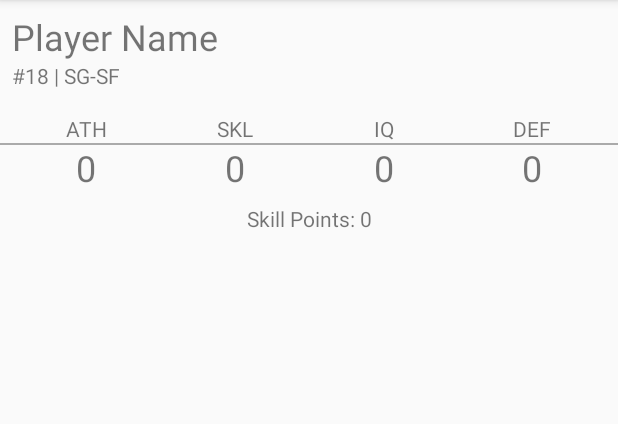
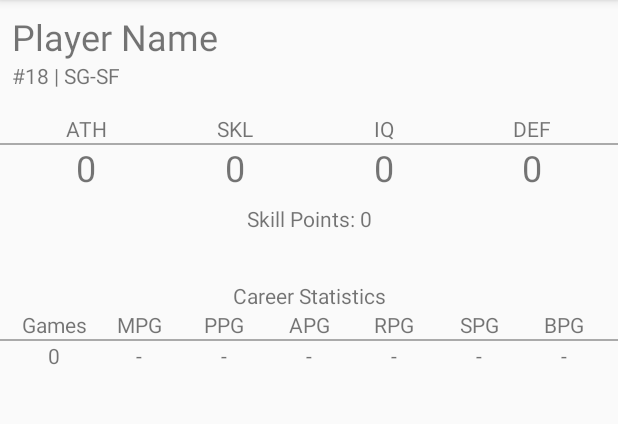
Before and after one commit to ryanmcalpin/basketball-rpg-android, an Android app: the MainActivity screen opened directly, with no data from a screen before it, on a phone screen of 412 x 824 dp, the part 84-508 px from its top. Run offline under Robolectric (Android 15) with nearby library versions, the phone set to English and light mode, and no system bars.

Commit message:
add statistics ui

```diff
--- a/app/src/main/res/layout/activity_main.xml
+++ b/app/src/main/res/layout/activity_main.xml
@@ -171,4 +171,164 @@
         app:layout_constraintStart_toStartOf="parent"
         app:layout_constraintTop_toBottomOf="@+id/linearLayout2" />
 
+    <TextView
+        android:id="@+id/textView18"
+        android:layout_width="0dp"
+        android:layout_height="wrap_content"
+        android:layout_marginEnd="8dp"
+        android:layout_marginStart="8dp"
+        android:layout_marginTop="32dp"
+        android:text="Career Statistics"
+        android:textAlignment="center"
+        app:layout_constraintEnd_toEndOf="parent"
+        app:layout_constraintStart_toStartOf="parent"
+        app:layout_constraintTop_toBottomOf="@+id/skill_points_view" />
+
+    <LinearLayout
+        android:id="@+id/linearLayout3"
+        android:layout_width="match_parent"
+        android:layout_height="wrap_content"
+        android:layout_marginEnd="8dp"
+        android:layout_marginStart="8dp"
+        android:orientation="horizontal"
+        app:layout_constraintEnd_toEndOf="parent"
+        app:layout_constraintHorizontal_bias="0.0"
+        app:layout_constraintStart_toStartOf="parent"
+        app:layout_constraintTop_toBottomOf="@+id/textView18">
+
+        <TextView
+            android:id="@+id/textView"
+            android:layout_width="match_parent"
+            android:layout_height="wrap_content"
+            android:layout_weight="1"
+            android:text="Games"
+            android:textAlignment="center" />
+
+        <TextView
+            android:layout_width="match_parent"
+            android:layout_height="wrap_content"
+            android:layout_weight="1"
+            android:text="MPG"
+            android:textAlignment="center" />
+
+        <TextView
+            android:layout_width="match_parent"
+            android:layout_height="wrap_content"
+            android:layout_weight="1"
+            android:text="PPG"
+            android:textAlignment="center" />
+
+        <TextView
+            android:id="@+id/textView7"
+            android:layout_width="match_parent"
+            android:layout_height="wrap_content"
+            android:layout_weight="1"
+            android:text="APG"
+            android:textAlignment="center" />
+
+        <TextView
+            android:id="@+id/textView8"
+            android:layout_width="match_parent"
+            android:layout_height="wrap_content"
+            android:layout_weight="1"
+            android:text="RPG"
+            android:textAlignment="center" />
+
+        <TextView
+            android:id="@+id/textView10"
+            android:layout_width="match_parent"
+            android:layout_height="wrap_content"
+            android:layout_weight="1"
+            android:text="SPG"
+            android:textAlignment="center" />
+
+        <TextView
+            android:id="@+id/textView9"
+            android:layout_width="match_parent"
+            android:layout_height="wrap_content"
+            android:layout_weight="1"
+            android:text="BPG"
+            android:textAlignment="center" />
+
+    </LinearLayout>
+
+    <View
+        android:id="@+id/view5"
+        android:layout_width="0dp"
+        android:layout_height="1dp"
+        android:layout_weight="1"
+        android:background="@android:color/darker_gray"
+        app:layout_constraintEnd_toEndOf="parent"
+        app:layout_constraintStart_toStartOf="parent"
+        app:layout_constraintTop_toBottomOf="@+id/linearLayout3" />
+
+    <LinearLayout
+        android:id="@+id/linearLayout4"
+        android:layout_width="0dp"
+        android:layout_height="wrap_content"
+        android:layout_marginEnd="8dp"
+        android:layout_marginStart="8dp"
+        android:orientation="horizontal"
+        app:layout_constraintEnd_toEndOf="parent"
+        app:layout_constraintHorizontal_bias="0.0"
+        app:layout_constraintStart_toStartOf="parent"
+        app:layout_constraintTop_toBottomOf="@+id/view5">
+
+        <TextView
+            android:id="@+id/games_view"
+            android:layout_width="match_parent"
+            android:layout_height="wrap_content"
+            android:layout_weight="1"
+            android:text="0"
+            android:textAlignment="center" />
+
+        <TextView
+            android:id="@+id/mpg_view"
+            android:layout_width="match_parent"
+            android:layout_height="wrap_content"
+            android:layout_weight="1"
+            android:text="-"
+            android:textAlignment="center" />
+
+        <TextView
+            android:id="@+id/ppg_view"
+            android:layout_width="match_parent"
+            android:layout_height="wrap_content"
+            android:layout_weight="1"
+            android:text="-"
+            android:textAlignment="center" />
+
+        <TextView
+            android:id="@+id/apg_view"
+            android:layout_width="match_parent"
+            android:layout_height="wrap_content"
+            android:layout_weight="1"
+            android:text="-"
+            android:textAlignment="center" />
+
+        <TextView
+            android:id="@+id/rpg_view"
+            android:layout_width="match_parent"
+            android:layout_height="wrap_content"
+            android:layout_weight="1"
+            android:text="-"
+            android:textAlignment="center" />
+
+        <TextView
+            android:id="@+id/spg_view"
+            android:layout_width="match_parent"
+            android:layout_height="wrap_content"
+            android:layout_weight="1"
+            android:text="-"
+            android:textAlignment="center" />
+
+        <TextView
+            android:id="@+id/bpg_view"
+            android:layout_width="match_parent"
+            android:layout_height="wrap_content"
+            android:layout_weight="1"
+            android:text="-"
+            android:textAlignment="center" />
+    </LinearLayout>
+
 </android.support.constraint.ConstraintLayout>
```
